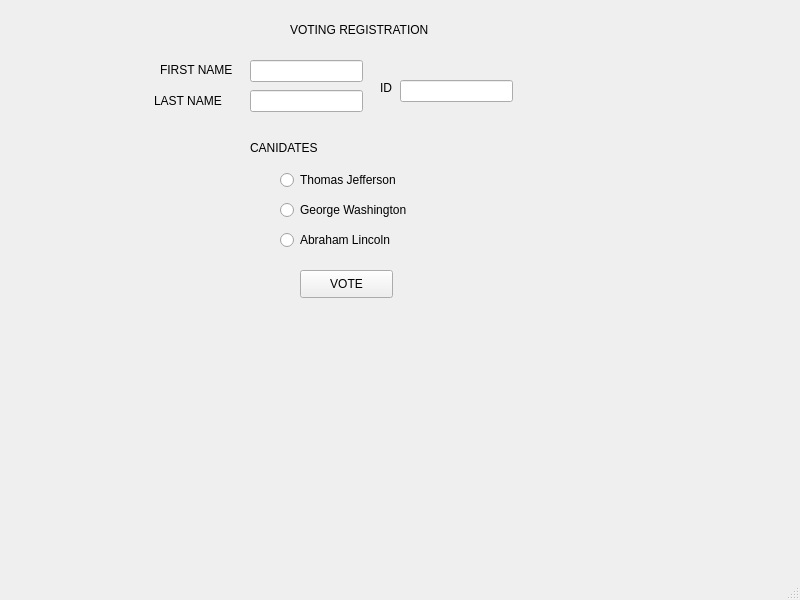
Qt form voting_system.ui (wecsworld04/final_project1) before a commit.
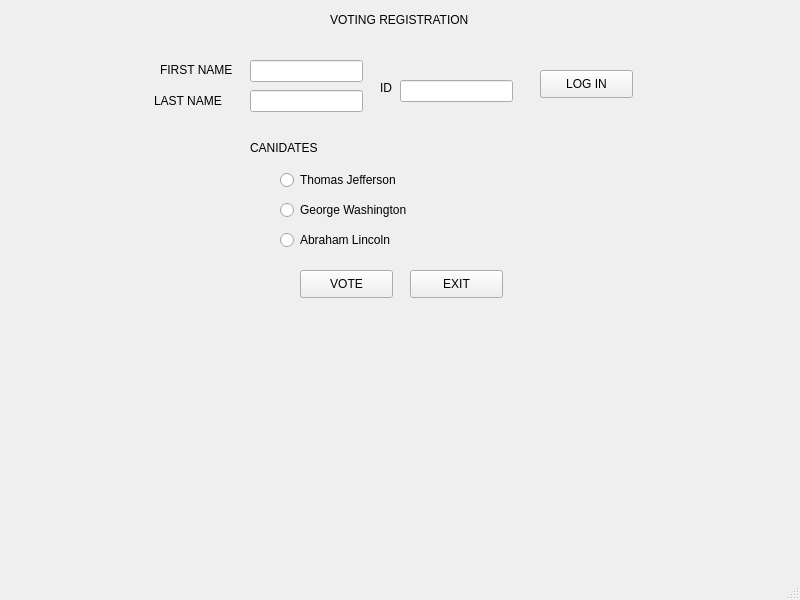
The same form after that commit.

Diff of the .ui file:
```diff
--- a/voting_system.ui
+++ b/voting_system.ui
@@ -86,8 +86,8 @@
    <widget class="QLabel" name="voting_label">
     <property name="geometry">
      <rect>
-      <x>290</x>
-      <y>20</y>
+      <x>330</x>
+      <y>10</y>
       <width>141</width>
       <height>20</height>
      </rect>
@@ -161,6 +161,32 @@
      <string>VOTE</string>
     </property>
    </widget>
+   <widget class="QPushButton" name="login_button">
+    <property name="geometry">
+     <rect>
+      <x>540</x>
+      <y>70</y>
+      <width>93</width>
+      <height>28</height>
+     </rect>
+    </property>
+    <property name="text">
+     <string>LOG IN</string>
+    </property>
+   </widget>
+   <widget class="QPushButton" name="pushButton">
+    <property name="geometry">
+     <rect>
+      <x>410</x>
+      <y>270</y>
+      <width>93</width>
+      <height>28</height>
+     </rect>
+    </property>
+    <property name="text">
+     <string>EXIT</string>
+    </property>
+   </widget>
   </widget>
   <widget class="QMenuBar" name="menubar">
    <property name="geometry">
```
